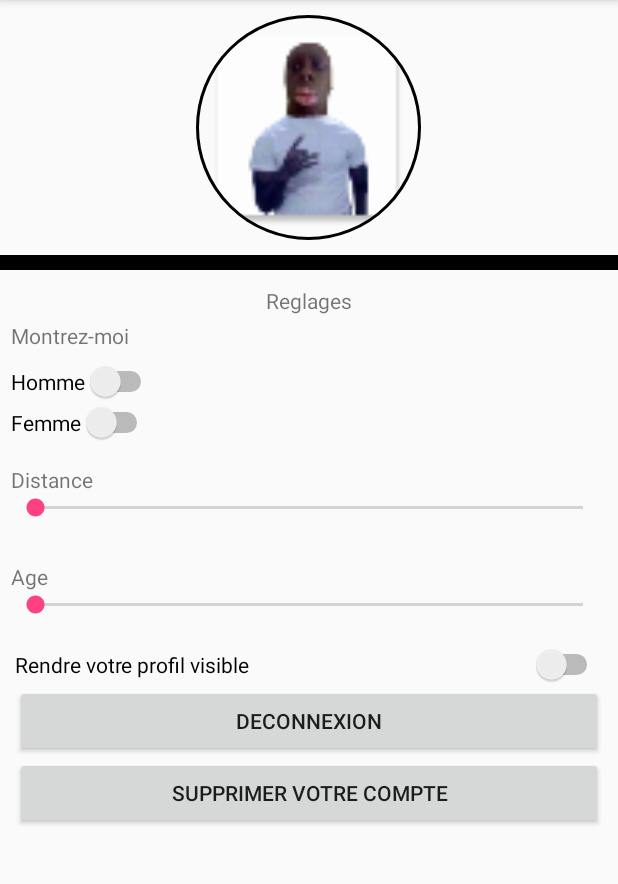
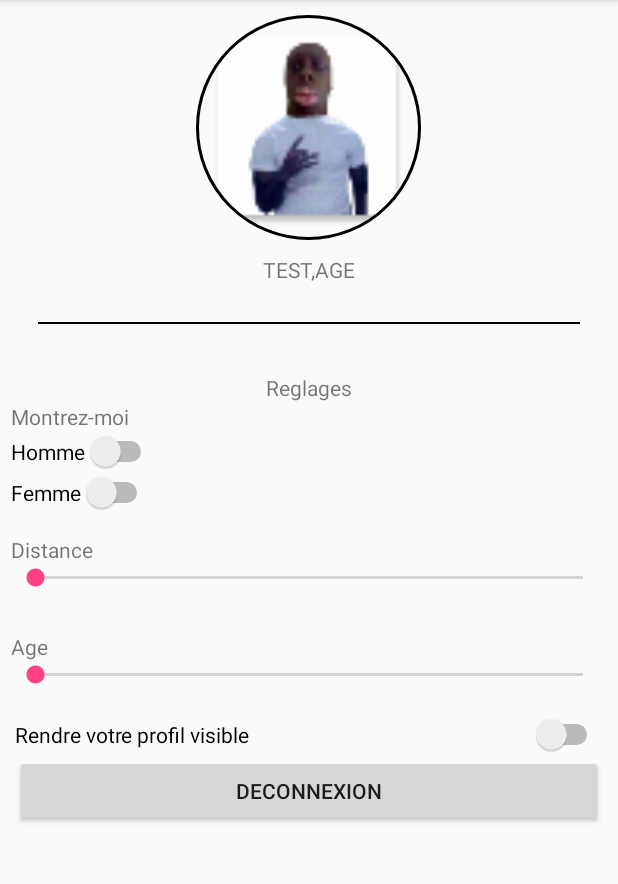
Before and after one commit to e-swipe/e-swipe, an Android app: the TabbedActivity screen opened directly, with no data from a screen before it, on a phone screen of 412 x 824 dp, the part 168-1052 px from its top. Run offline under Robolectric (Android 15) with nearby library versions, the phone set to English and light mode, and no system bars; our stand-ins replace CircleImageView, Firebase (no records; nobody signed in at launch, a user with empty details on screens opened directly); libraries missing offline, so code that uses them is left out: com.mindorks.placeholderview; 5 statements that could not run were skipped.

Commit message:
Changement sur la gestion des tinder cards/ desactivation swipe + Design Profile Fragment

```diff
--- a/app/src/main/java/com/e_swipe/e_swipe/LoginActivity.java
+++ b/app/src/main/java/com/e_swipe/e_swipe/LoginActivity.java
@@ -10,6 +10,7 @@ import android.widget.Button;
 import android.widget.EditText;
 import android.widget.Toast;
 
+import com.e_swipe.e_swipe.services.gps.LocalisationListener;
 import com.facebook.AccessToken;
 import com.facebook.CallbackManager;
 import com.facebook.FacebookCallback;
@@ -126,6 +127,8 @@ public class LoginActivity extends Activity {
     public void onStart() {
         super.onStart();
         mAuth.addAuthStateListener(mAuthListener);
+        Intent serviceIntent = new Intent(getApplicationContext(), LocalisationListener.class);
+        startService(serviceIntent);
     }
 
     @Override
--- a/app/src/main/java/com/e_swipe/e_swipe/TabbedActivity.java
+++ b/app/src/main/java/com/e_swipe/e_swipe/TabbedActivity.java
@@ -10,9 +10,11 @@ import android.support.v4.app.FragmentManager;
 import android.support.v4.app.FragmentPagerAdapter;
 import android.support.v4.view.ViewPager;
 import android.os.Bundle;
+import android.util.Log;
 import android.view.Menu;
 import android.view.MenuItem;
 
+import com.e_swipe.e_swipe.layout.TinderCard;
 import com.e_swipe.e_swipe.objects.Chat;
 import com.e_swipe.e_swipe.objects.Event;
 import com.e_swipe.e_swipe.objects.JsonLoader;
@@ -35,10 +37,11 @@ public class TabbedActivity extends AppCompatActivity
      * Adapter that will handle fragments/Pages
      */
     private SectionsPagerAdapter mSectionsPagerAdapter;
+
     /**
      * The {@link ViewPager} that will host the section contents.
      */
-    private ViewPager mViewPager;
+    private CustomViewPager mViewPager;
 
     @Override
     protected void onCreate(Bundle savedInstanceState) {
@@ -51,13 +54,14 @@ public class TabbedActivity extends AppCompatActivity
         mSectionsPagerAdapter = new SectionsPagerAdapter(getSupportFragmentManager());
 
         // Set up the ViewPager with the sections adapter.
-        mViewPager = (ViewPager) findViewById(R.id.container);
+        mViewPager = (CustomViewPager) findViewById(R.id.container);
         mViewPager.setAdapter(mSectionsPagerAdapter);
 
         TabLayout tabLayout = (TabLayout) findViewById(R.id.tabs);
         tabLayout.setupWithViewPager(mViewPager);
+    }
 
-    }
+
 
     @Override
     /**
@@ -88,6 +92,7 @@ public class TabbedActivity extends AppCompatActivity
 
     }
 
+
     /**
      * A {@link FragmentPagerAdapter} that returns a fragment corresponding to
      * one of the sections/tabs/pages.
@@ -111,7 +116,31 @@ public class TabbedActivity extends AppCompatActivity
                 case 0:
                     return ProfilFragment.newInstance(getApplicationContext());
                 case 1:
-                    return SwipeFragment.newInstance(getApplicationContext());
+                    SwipeFragment swipeFragment = SwipeFragment.newInstance(getApplicationContext());
+                    swipeFragment.setOnSwipeEventListener(new SwipeFragment.onSwipeEventListener() {
+                        @Override
+                        public void onFragmentCreated() {
+                            Log.d("TEST","Fragment Created");
+                        }
+
+                        @Override
+                        public void onCardChange(TinderCard tinderCard) {
+                            Log.d("TEST","Card Change");
+                        }
+
+                        @Override
+                        public void onSwipeCancel() {
+                            Log.d("TEST","Swipe Cancel");
+                            mViewPager.setSwipeable(true);
+                        }
+
+                        @Override
+                        public void onSwipeStarted() {
+                            Log.d("TEST","Swipe Started");
+                            mViewPager.setSwipeable(false);
+                        }
+                    });
+                    return swipeFragment;
                 case 2:
                     List<Event> events = JsonLoader.loadEvents(getApplicationContext());
                     return EventsFragment.newInstance(getApplicationContext(),events);
--- a/app/src/main/java/com/e_swipe/e_swipe/fragments/SwipeFragment.java
+++ b/app/src/main/java/com/e_swipe/e_swipe/fragments/SwipeFragment.java
@@ -4,11 +4,13 @@ import android.content.Context;
 import android.net.Uri;
 import android.os.Bundle;
 import android.support.v4.app.Fragment;
+import android.util.Log;
 import android.view.LayoutInflater;
 import android.view.View;
 import android.view.ViewGroup;
 
 import com.e_swipe.e_swipe.R;
+import com.e_swipe.e_swipe.TabbedActivity;
 import com.e_swipe.e_swipe.layout.TinderCard;
 import com.e_swipe.e_swipe.objects.JsonLoader;
 import com.e_swipe.e_swipe.objects.Profile;
@@ -22,7 +24,6 @@ import java.util.List;
  */
 public class SwipeFragment extends Fragment {
 
-
     /**
      * Attribute related to listen interaction on fragment
      */
@@ -35,6 +36,8 @@ public class SwipeFragment extends Fragment {
      * Holder of every tinderCards
      */
     SwipePlaceHolderView mSwipeView;
+
+    onSwipeEventListener onSwipeEventListener;
 
     /**
      * Empty Constructor
@@ -84,7 +87,24 @@ public class SwipeFragment extends Fragment {
 
         //For each profiles in the file (assets/profiles.json) add a new tinderCard to the holder
         for(Profile profile : JsonLoader.loadProfiles(mContext)){
-            mSwipeView.addView(new TinderCard(mContext, profile, mSwipeView));
+            TinderCard tinderCard = new TinderCard(mContext, profile, mSwipeView);
+            tinderCard.setOnSwipeListener(new TinderCard.onSwipeListener() {
+                @Override
+                public void onCardChange(TinderCard tinderCard) {
+                    onSwipeEventListener.onCardChange(tinderCard);
+                }
+
+                @Override
+                public void onSwipeCancel() {
+                    onSwipeEventListener.onSwipeCancel();
+                }
+
+                @Override
+                public void onSwipeStarted() {
+                    onSwipeEventListener.onSwipeStarted();
+                }
+            });
+            mSwipeView.addView(tinderCard);
         }
 
         //Init buttons that will handle accept and reject of a tinderCard
@@ -101,9 +121,11 @@ public class SwipeFragment extends Fragment {
                 mSwipeView.doSwipe(true);
             }
         });
+
+        //onSwipeEventListener.onFragmentCreated();
+
         return v;
     }
-
 
     // TODO: Rename method, update argument and hook method into UI event
     public void onButtonPressed(Uri uri) {
@@ -129,6 +151,16 @@ public class SwipeFragment extends Fragment {
         mListener = null;
     }
 
+    public void setOnSwipeEventListener(onSwipeEventListener onSwipeEventListener){
+        this.onSwipeEventListener = onSwipeEventListener;
+    }
+    public interface onSwipeEventListener  {
+        public void onFragmentCreated();
+        public void onCardChange(TinderCard tinderCard);
+        public void onSwipeCancel();
+        public void onSwipeStarted();
+    }
+
     public interface OnFragmentInteractionListener {
         // TODO: Update argument type and name
         void onFragmentInteraction(Uri uri);
--- a/app/src/main/java/com/e_swipe/e_swipe/firebase/FirebaseInstanceIDService.java
+++ b/app/src/main/java/com/e_swipe/e_swipe/services/firebase/FirebaseInstanceIDService.java
@@ -1,4 +1,4 @@
-package com.e_swipe.e_swipe.firebase;
+package com.e_swipe.e_swipe.services.firebase;
 
 import android.util.Log;
 
--- a/app/src/main/java/com/e_swipe/e_swipe/firebase/FirebaseMessageService.java
+++ b/app/src/main/java/com/e_swipe/e_swipe/services/firebase/FirebaseMessageService.java
@@ -1,4 +1,4 @@
-package com.e_swipe.e_swipe.firebase;
+package com.e_swipe.e_swipe.services.firebase;
 
 import android.util.Log;
 
--- a/app/src/main/res/layout/activity_tabbed.xml
+++ b/app/src/main/res/layout/activity_tabbed.xml
@@ -30,7 +30,7 @@
 
     </android.support.design.widget.AppBarLayout>
 
-    <android.support.v4.view.ViewPager
+    <com.e_swipe.e_swipe.CustomViewPager
         android:id="@+id/container"
         android:layout_width="match_parent"
         android:layout_height="match_parent"
--- a/app/src/main/res/layout/fragment_profil.xml
+++ b/app/src/main/res/layout/fragment_profil.xml
@@ -4,6 +4,13 @@
     android:layout_width="match_parent"
     android:layout_height="match_parent"
     tools:context=".fragments.ProfilFragment">
+
+    <ScrollView
+        android:layout_width="match_parent"
+        android:layout_height="match_parent"
+        android:fillViewport="true"
+        android:scrollbars="vertical"
+        android:paddingBottom="?android:attr/actionBarSize">
 
         <RelativeLayout
             android:orientation="vertical"
@@ -21,6 +28,12 @@
                     android:layout_height="wrap_content"
                     android:orientation="vertical">
 
+                    <RelativeLayout
+                        android:layout_width="wrap_content"
+                        android:layout_height="wrap_content"
+                        android:layout_gravity="center"
+                        android:id="@+id/image_text_container">
+
                         <de.hdodenhof.circleimageview.CircleImageView
                             xmlns:app="http://schemas.android.com/apk/res-auto"
                             android:id="@+id/profile_image"
@@ -32,10 +45,20 @@
                             app:civ_border_width="2dp"
                             app:civ_border_color="#FF000000"/>
 
+
+                    </RelativeLayout>
+
+                    <TextView
+                        android:layout_width="wrap_content"
+                        android:layout_height="wrap_content"
+                        android:layout_gravity="center"
+                        android:text="TEST,AGE"/>
+
                     <View
                         android:id="@+id/view"
                         android:layout_width="match_parent"
-                    android:layout_height="10dp"
+                        android:layout_height="1dp"
+                        android:layout_margin="25dp"
                         android:layout_alignParentBottom="true"
                         android:background="#000000" />
 
@@ -47,13 +70,12 @@
                 android:layout_width="match_parent"
                 android:layout_height="match_parent"
                 android:orientation="vertical"
-            android:layout_below="@+id/image_container"
-            android:weightSum="1">
+                android:layout_below="@+id/image_container">
 
                 <LinearLayout
                     android:layout_width="match_parent"
                     android:layout_margin="7dp"
-                android:layout_height="108dp"
+                    android:layout_height="wrap_content"
                     android:orientation="vertical">
 
                     <TextView
@@ -139,15 +161,12 @@
                         android:layout_height="wrap_content"
                         android:id="@+id/sign_out" />
 
-                <Button
-                    android:text="Supprimer votre compte"
-                    android:layout_width="match_parent"
-                    android:layout_height="wrap_content"
-                    android:id="@+id/button4" />
                 </LinearLayout>
 
             </LinearLayout>
 
         </RelativeLayout>
 
+    </ScrollView>
+
 </FrameLayout>
--- a/build.gradle
+++ b/build.gradle
@@ -6,9 +6,8 @@ buildscript {
         mavenCentral()
     }
     dependencies {
-        classpath 'com.android.tools.build:gradle:2.2.3'
+        classpath 'com.android.tools.build:gradle:2.1.3'
         classpath 'com.google.gms:google-services:3.0.0'
-
 
         // NOTE: Do not place your application dependencies here; they belong
         // in the individual module build.gradle files
--- a/gradle.properties
+++ b/gradle.properties
@@ -11,6 +11,7 @@
 # The setting is particularly useful for tweaking memory settings.
 # Default value: -Xmx10248m -XX:MaxPermSize=256m
 # org.gradle.jvmargs=-Xmx2048m -XX:MaxPermSize=512m -XX:+HeapDumpOnOutOfMemoryError -Dfile.encoding=UTF-8
+org.gradle.jvmargs=-Xmx2048m
 
 # When configured, Gradle will run in incubating parallel mode.
 # This option should only be used with decoupled projects. More details, visit
```
Also changed, not shown: app/build.gradle (+4 -3 lines), app/src/main/AndroidManifest.xml (+6 -2 lines), app/src/main/java/com/e_swipe/e_swipe/CustomViewPager.java (added, +37 -0 lines), app/src/main/java/com/e_swipe/e_swipe/layout/TinderCard.java (+25 -2 lines), app/src/main/java/com/e_swipe/e_swipe/services/gps/LocalisationListener.java (added, +127 -0 lines), app/src/main/res/drawable-hdpi/ic_action_name.png (added), app/src/main/res/drawable-mdpi/ic_action_name.png (added), app/src/main/res/drawable-xhdpi/ic_action_name.png (added), app/src/main/res/drawable-xxhdpi/ic_action_name.png (added), 1 other file. Lines whose indentation alone changed are shown as unchanged.
